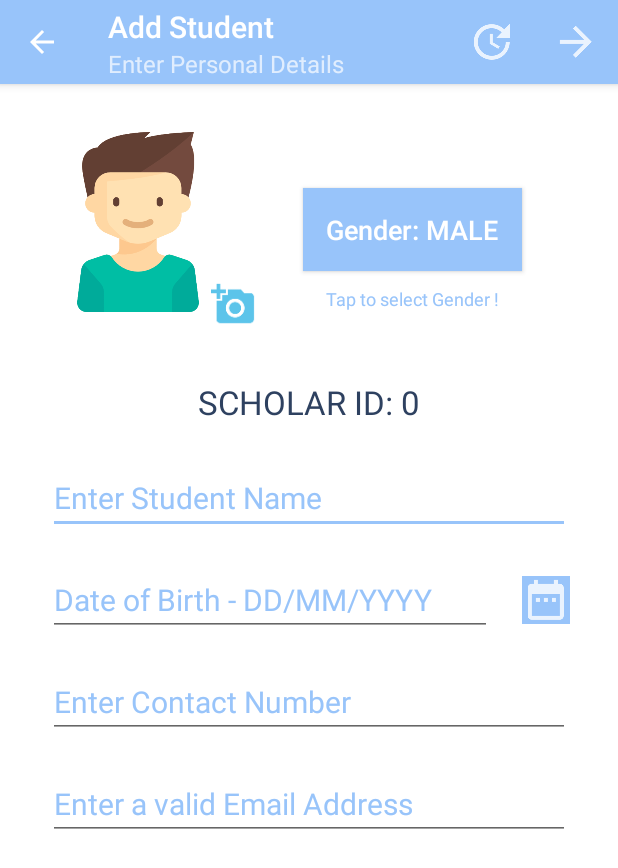
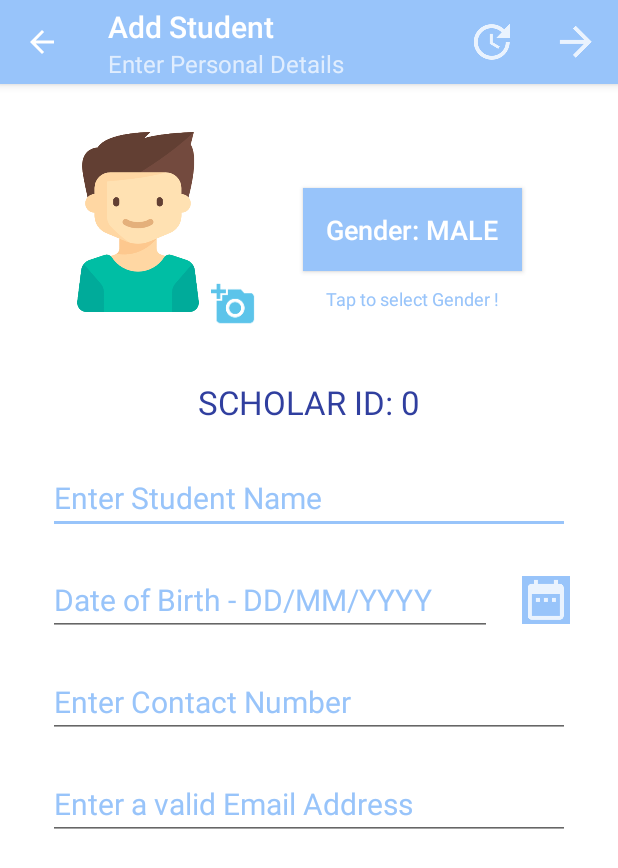
Before and after one commit to Niraj1920/SchoolBuddy, an Android app: the screen it shows after launch (AddStudentPersonal), after a tap on an icon or button, on a phone screen of 412 x 824 dp. Shown: the top 868 px of the screen. Run offline under Robolectric (Android 15) with nearby library versions, the phone set to English and light mode, and no system bars.

Commit message:
textcolor changed

```diff
--- a/app/src/main/res/layout/activity_add_student_personal.xml
+++ b/app/src/main/res/layout/activity_add_student_personal.xml
@@ -91,7 +91,7 @@
                 android:layout_marginBottom="30dp"
                 android:layout_marginTop="10dp"
                 android:paddingTop="5dp"
-                android:textColor="@color/tileForeground"
+                android:textColor="@color/colorPrimaryDark"
                 android:text="SCHOLAR ID: 123456"
                 android:textAlignment="center"
                 android:textSize="22sp" />
```
